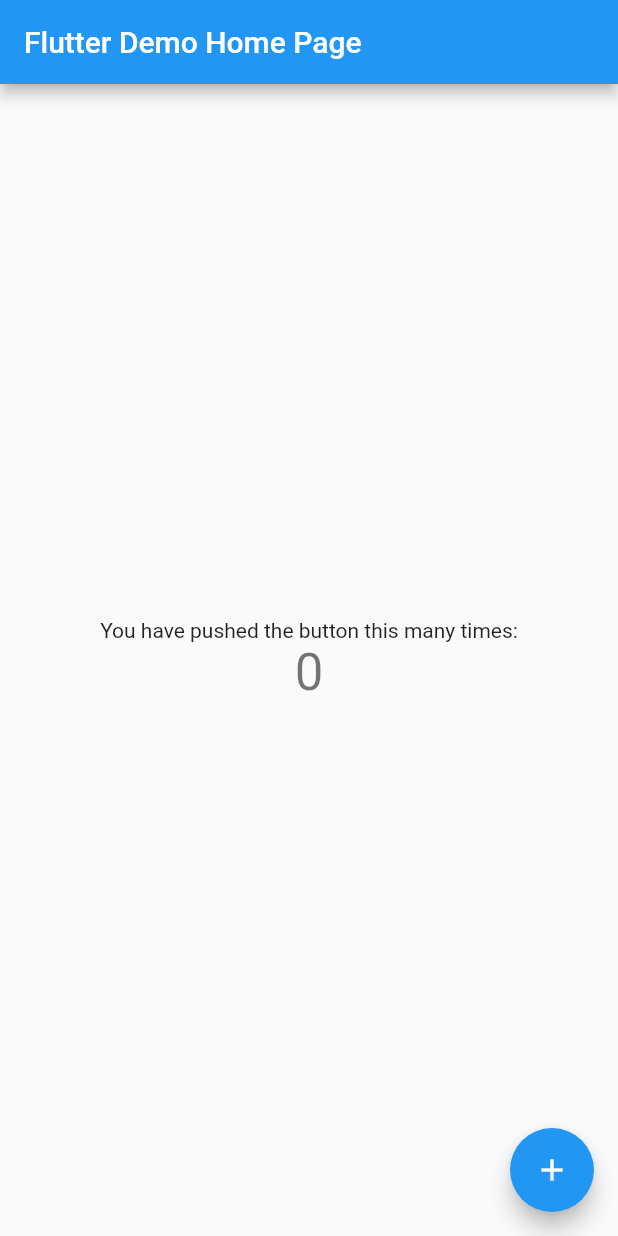
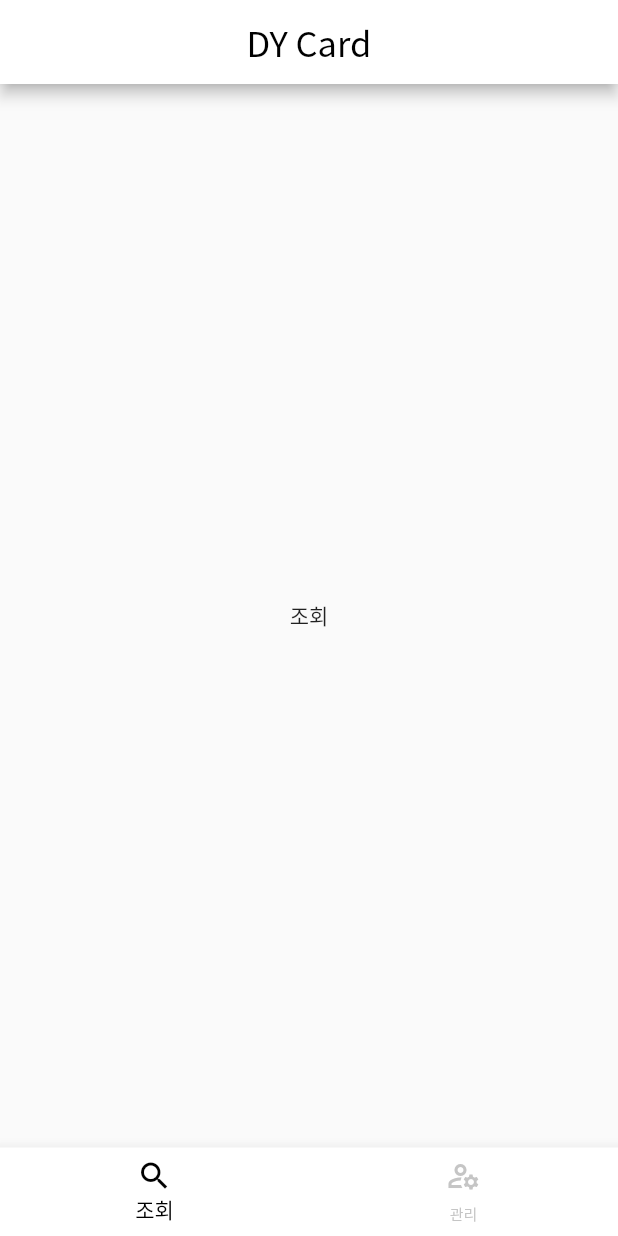
Before and after one commit to suk-6/dy_card, a Flutter app: the screen it shows after launch, on a phone screen of 412 x 824 dp. Run offline on Flutter 3.47's test engine with Material 2 defaults, Android fonts, the phone set to English and light mode, and no system bars; our stand-ins replace get.

Commit message:
Setting default

```diff
--- a/lib/main.dart
+++ b/lib/main.dart
@@ -1,4 +1,6 @@
 import 'package:flutter/material.dart';
+import 'package:dy_card/landingpage.dart';
+import 'package:get/route_manager.dart';
 
 void main() {
   runApp(const MyApp());
@@ -7,109 +9,11 @@
 class MyApp extends StatelessWidget {
   const MyApp({super.key});
 
-  // This widget is the root of your application.
   @override
   Widget build(BuildContext context) {
-    return MaterialApp(
-      title: 'Flutter Demo',
-      theme: ThemeData(
-        // This is the theme of your application.
-        //
-        // Try running your application with "flutter run". You'll see the
-        // application has a blue toolbar. Then, without quitting the app, try
-        // changing the primarySwatch below to Colors.green and then invoke
-        // "hot reload" (press "r" in the console where you ran "flutter run",
-        // or simply save your changes to "hot reload" in a Flutter IDE).
-        // Notice that the counter didn't reset back to zero; the application
-        // is not restarted.
-        primarySwatch: Colors.blue,
-      ),
-      home: const MyHomePage(title: 'Flutter Demo Home Page'),
-    );
+    return GetMaterialApp(
+      theme: ThemeData(fontFamily: "NotoSansKR"),
+      home: const LandingPage(),
+    ); // MaterialApp
   }
 }
-
-class MyHomePage extends StatefulWidget {
-  const MyHomePage({super.key, required this.title});
-
-  // This widget is the home page of your application. It is stateful, meaning
-  // that it has a State object (defined below) that contains fields that affect
-  // how it looks.
-
-  // This class is the configuration for the state. It holds the values (in this
-  // case the title) provided by the parent (in this case the App widget) and
-  // used by the build method of the State. Fields in a Widget subclass are
-  // always marked "final".
-
-  final String title;
-
-  @override
-  State<MyHomePage> createState() => _MyHomePageState();
-}
-
-class _MyHomePageState extends State<MyHomePage> {
-  int _counter = 0;
-
-  void _incrementCounter() {
-    setState(() {
-      // This call to setState tells the Flutter framework that something has
-      // changed in this State, which causes it to rerun the build method below
-      // so that the display can reflect the updated values. If we changed
-      // _counter without calling setState(), then the build method would not be
-      // called again, and so nothing would appear to happen.
-      _counter++;
-    });
-  }
-
-  @override
-  Widget build(BuildContext context) {
-    // This method is rerun every time setState is called, for instance as done
-    // by the _incrementCounter method above.
-    //
-    // The Flutter framework has been optimized to make rerunning build methods
-    // fast, so that you can just rebuild anything that needs updating rather
-    // than having to individually change instances of widgets.
-    return Scaffold(
-      appBar: AppBar(
-        // Here we take the value from the MyHomePage object that was created by
-        // the App.build method, and use it to set our appbar title.
-        title: Text(widget.title),
-      ),
-      body: Center(
-        // Center is a layout widget. It takes a single child and positions it
-        // in the middle of the parent.
-        child: Column(
-          // Column is also a layout widget. It takes a list of children and
-          // arranges them vertically. By default, it sizes itself to fit its
-          // children horizontally, and tries to be as tall as its parent.
-          //
-          // Invoke "debug painting" (press "p" in the console, choose the
-          // "Toggle Debug Paint" action from the Flutter Inspector in Android
-          // Studio, or the "Toggle Debug Paint" command in Visual Studio Code)
-          // to see the wireframe for each widget.
-          //
-          // Column has various properties to control how it sizes itself and
-          // how it positions its children. Here we use mainAxisAlignment to
-          // center the children vertically; the main axis here is the vertical
-          // axis because Columns are vertical (the cross axis would be
-          // horizontal).
-          mainAxisAlignment: MainAxisAlignment.center,
-          children: <Widget>[
-            const Text(
-              'You have pushed the button this many times:',
-            ),
-            Text(
-              '$_counter',
-              style: Theme.of(context).textTheme.headline4,
-            ),
-          ],
-        ),
-      ),
-      floatingActionButton: FloatingActionButton(
-        onPressed: _incrementCounter,
-        tooltip: 'Increment',
-        child: const Icon(Icons.add),
-      ), // This trailing comma makes auto-formatting nicer for build methods.
-    );
-  }
-}
--- /dev/null
+++ b/lib/mainpage.dart
@@ -0,0 +1,57 @@
+import 'package:dy_card/mainpages/managepage.dart';
+import 'package:dy_card/mainpages/searchpage.dart';
+import 'package:flutter/material.dart';
+
+class MainPage extends StatefulWidget {
+  const MainPage({super.key});
+
+  @override
+  _MainPageState createState() => _MainPageState();
+}
+
+class _MainPageState extends State<MainPage> {
+  int _selectedIndex = 0;
+  static const List<BottomNavigationBarItem> bottomItems = [
+    BottomNavigationBarItem(
+      label: '조회',
+      icon: Icon(Icons.search),
+    ),
+    BottomNavigationBarItem(
+      label: '관리',
+      icon: Icon(Icons.manage_accounts_outlined),
+    ),
+  ];
+
+  static const List pages = [SearchPage(), ManagePage()];
+
+  @override
+  Widget build(BuildContext context) {
+    return Scaffold(
+      appBar: AppBar(
+        title: const Text(
+          'DY Card',
+          style: TextStyle(
+              fontFamily: "NotoSansKR", fontSize: 23, color: Colors.black),
+        ),
+        centerTitle: true,
+        backgroundColor: Colors.white,
+      ),
+      bottomNavigationBar: BottomNavigationBar(
+        type: BottomNavigationBarType.fixed,
+        backgroundColor: Colors.white,
+        selectedItemColor: Colors.black,
+        unselectedItemColor: Colors.grey.withOpacity(.60),
+        selectedFontSize: 14,
+        unselectedFontSize: 10,
+        currentIndex: _selectedIndex,
+        onTap: (int index) {
+          setState(() {
+            _selectedIndex = index;
+          });
+        },
+        items: bottomItems,
+      ),
+      body: pages[_selectedIndex],
+    );
+  }
+}
--- /dev/null
+++ b/lib/mainpages/searchpage.dart
@@ -0,0 +1,19 @@
+// ignore_for_file: library_private_types_in_public_api
+
+import 'package:flutter/material.dart';
+
+class SearchPage extends StatefulWidget {
+  const SearchPage({super.key});
+
+  @override
+  _SearchPagesstate createState() => _SearchPagesstate();
+}
+
+class _SearchPagesstate extends State<SearchPage> {
+  @override
+  Widget build(BuildContext context) {
+    return Container(
+      child: const Center(child: Text('조회')),
+    );
+  }
+}
```
Also changed, not shown: lib/landingpage.dart (added, +42 -0 lines), lib/mainpages/managepage.dart (added, +19 -0 lines), pubspec.yaml (+10 -19 lines), pubspec.lock, 1 other file.
